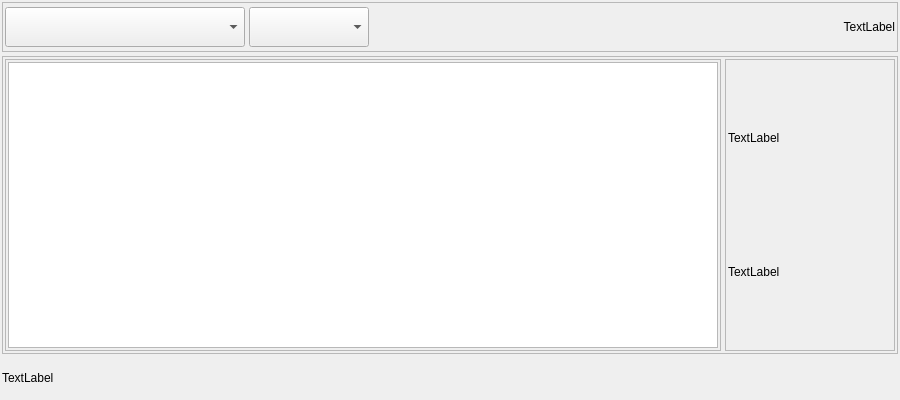
First picture: the form in Kute/art_Wiz/art_wiz.ui, repository abble/schtool, before the edit.
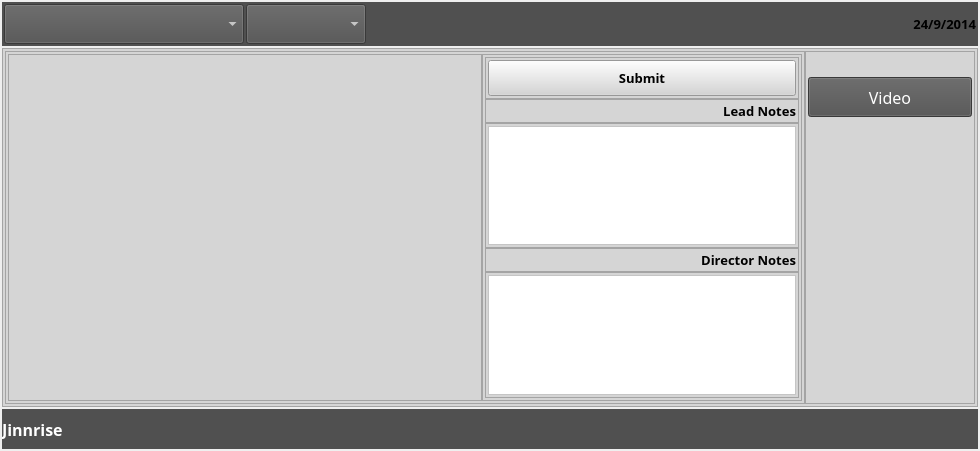
Second picture: the form after the edit. Icons and pictures are not drawn.

What changed in the file:
```diff
--- a/Kute/art_Wiz/art_wiz.ui
+++ b/Kute/art_Wiz/art_wiz.ui
@@ -6,8 +6,8 @@
    <rect>
     <x>0</x>
     <y>0</y>
-    <width>900</width>
-    <height>400</height>
+    <width>980</width>
+    <height>451</height>
    </rect>
   </property>
   <property name="windowTitle">
@@ -15,7 +15,7 @@
   </property>
   <layout class="QVBoxLayout" name="verticalLayout">
    <property name="spacing">
-    <number>4</number>
+    <number>2</number>
    </property>
    <property name="leftMargin">
     <number>2</number>
@@ -34,24 +34,27 @@
      <property name="minimumSize">
       <size>
        <width>0</width>
-       <height>50</height>
+       <height>0</height>
       </size>
      </property>
      <property name="maximumSize">
       <size>
        <width>16777215</width>
-       <height>50</height>
+       <height>16777215</height>
       </size>
      </property>
+     <property name="styleSheet">
+      <string notr="true">background-color: rgb(80, 80, 80);</string>
+     </property>
      <property name="frameShape">
-      <enum>QFrame::StyledPanel</enum>
+      <enum>QFrame::NoFrame</enum>
      </property>
      <property name="frameShadow">
-      <enum>QFrame::Raised</enum>
+      <enum>QFrame::Sunken</enum>
      </property>
      <layout class="QHBoxLayout" name="horizontalLayout">
       <property name="spacing">
-       <number>4</number>
+       <number>2</number>
       </property>
       <property name="leftMargin">
        <number>2</number>
@@ -69,7 +72,7 @@
        <widget class="QComboBox" name="comboBox_2">
         <property name="minimumSize">
          <size>
-          <width>240</width>
+          <width>60</width>
           <height>40</height>
          </size>
         </property>
@@ -79,6 +82,17 @@
           <height>16777215</height>
          </size>
         </property>
+        <property name="font">
+         <font>
+          <family>Trebuchet MS</family>
+          <pointsize>12</pointsize>
+          <weight>50</weight>
+          <bold>false</bold>
+         </font>
+        </property>
+        <property name="styleSheet">
+         <string notr="true">color: rgb(255, 255, 255);</string>
+        </property>
        </widget>
       </item>
       <item>
@@ -95,6 +109,17 @@
           <height>16777215</height>
          </size>
         </property>
+        <property name="font">
+         <font>
+          <family>Trebuchet MS</family>
+          <pointsize>12</pointsize>
+          <weight>50</weight>
+          <bold>false</bold>
+         </font>
+        </property>
+        <property name="styleSheet">
+         <string notr="true">color: rgb(255, 255, 255);</string>
+        </property>
        </widget>
       </item>
       <item>
@@ -105,8 +130,16 @@
           <height>40</height>
          </size>
         </property>
+        <property name="font">
+         <font>
+          <family>Trebuchet MS</family>
+          <pointsize>10</pointsize>
+          <weight>75</weight>
+          <bold>true</bold>
+         </font>
+        </property>
         <property name="text">
-         <string>TextLabel</string>
+         <string>24/9/2014</string>
         </property>
         <property name="alignment">
          <set>Qt::AlignRight|Qt::AlignTrailing|Qt::AlignVCenter</set>
@@ -117,7 +150,10 @@
     </widget>
    </item>
    <item>
-    <widget class="QFrame" name="frame_2">
+    <widget class="QFrame" name="mainLayout">
+     <property name="styleSheet">
+      <string notr="true">background-color: rgb(213, 213, 213);</string>
+     </property>
      <property name="frameShape">
       <enum>QFrame::StyledPanel</enum>
      </property>
@@ -126,7 +162,7 @@
      </property>
      <layout class="QHBoxLayout" name="horizontalLayout_2">
       <property name="spacing">
-       <number>4</number>
+       <number>0</number>
       </property>
       <property name="leftMargin">
        <number>2</number>
@@ -148,9 +184,9 @@
         <property name="frameShadow">
          <enum>QFrame::Raised</enum>
         </property>
-        <layout class="QVBoxLayout" name="verticalLayout_3">
+        <layout class="QHBoxLayout" name="horizontalLayout_4">
          <property name="spacing">
-          <number>4</number>
+          <number>0</number>
          </property>
          <property name="leftMargin">
           <number>2</number>
@@ -165,7 +201,352 @@
           <number>2</number>
          </property>
          <item>
-          <widget class="QTableView" name="tableView"/>
+          <widget class="QTableView" name="tabv">
+           <property name="editTriggers">
+            <set>QAbstractItemView::DoubleClicked</set>
+           </property>
+           <property name="alternatingRowColors">
+            <bool>true</bool>
+           </property>
+           <property name="selectionBehavior">
+            <enum>QAbstractItemView::SelectRows</enum>
+           </property>
+           <property name="sortingEnabled">
+            <bool>true</bool>
+           </property>
+           <attribute name="horizontalHeaderCascadingSectionResizes">
+            <bool>true</bool>
+           </attribute>
+           <attribute name="verticalHeaderCascadingSectionResizes">
+            <bool>true</bool>
+           </attribute>
+          </widget>
+         </item>
+         <item>
+          <widget class="QFrame" name="detLayout">
+           <property name="minimumSize">
+            <size>
+             <width>320</width>
+             <height>0</height>
+            </size>
+           </property>
+           <property name="maximumSize">
+            <size>
+             <width>320</width>
+             <height>16777215</height>
+            </size>
+           </property>
+           <property name="frameShape">
+            <enum>QFrame::StyledPanel</enum>
+           </property>
+           <property name="frameShadow">
+            <enum>QFrame::Raised</enum>
+           </property>
+           <layout class="QVBoxLayout" name="verticalLayout_3">
+            <property name="spacing">
+             <number>0</number>
+            </property>
+            <property name="leftMargin">
+             <number>2</number>
+            </property>
+            <property name="topMargin">
+             <number>2</number>
+            </property>
+            <property name="rightMargin">
+             <number>2</number>
+            </property>
+            <property name="bottomMargin">
+             <number>2</number>
+            </property>
+            <item>
+             <widget class="QFrame" name="dtlnLayout">
+              <property name="frameShape">
+               <enum>QFrame::StyledPanel</enum>
+              </property>
+              <property name="frameShadow">
+               <enum>QFrame::Raised</enum>
+              </property>
+              <layout class="QVBoxLayout" name="verticalLayout_4">
+               <property name="spacing">
+                <number>2</number>
+               </property>
+               <property name="leftMargin">
+                <number>2</number>
+               </property>
+               <property name="topMargin">
+                <number>2</number>
+               </property>
+               <property name="rightMargin">
+                <number>2</number>
+               </property>
+               <property name="bottomMargin">
+                <number>2</number>
+               </property>
+               <item>
+                <widget class="QPushButton" name="subbut">
+                 <property name="minimumSize">
+                  <size>
+                   <width>0</width>
+                   <height>36</height>
+                  </size>
+                 </property>
+                 <property name="maximumSize">
+                  <size>
+                   <width>16777215</width>
+                   <height>36</height>
+                  </size>
+                 </property>
+                 <property name="font">
+                  <font>
+                   <family>Trebuchet MS</family>
+                   <pointsize>10</pointsize>
+                   <weight>75</weight>
+                   <bold>true</bold>
+                  </font>
+                 </property>
+                 <property name="text">
+                  <string>Submit</string>
+                 </property>
+                </widget>
+               </item>
+              </layout>
+             </widget>
+            </item>
+            <item>
+             <widget class="QFrame" name="lLayout">
+              <property name="frameShape">
+               <enum>QFrame::StyledPanel</enum>
+              </property>
+              <property name="frameShadow">
+               <enum>QFrame::Raised</enum>
+              </property>
+              <layout class="QHBoxLayout" name="horizontalLayout_8">
+               <property name="spacing">
+                <number>4</number>
+               </property>
+               <property name="leftMargin">
+                <number>2</number>
+               </property>
+               <property name="topMargin">
+                <number>2</number>
+               </property>
+               <property name="rightMargin">
+                <number>2</number>
+               </property>
+               <property name="bottomMargin">
+                <number>2</number>
+               </property>
+               <item>
+                <widget class="QLabel" name="lcuren">
+                 <property name="font">
+                  <font>
+                   <family>Trebuchet MS</family>
+                   <pointsize>10</pointsize>
+                   <weight>75</weight>
+                   <bold>true</bold>
+                  </font>
+                 </property>
+                 <property name="text">
+                  <string/>
+                 </property>
+                 <property name="alignment">
+                  <set>Qt::AlignBottom|Qt::AlignLeading|Qt::AlignLeft</set>
+                 </property>
+                </widget>
+               </item>
+               <item>
+                <widget class="QLabel" name="lclab">
+                 <property name="maximumSize">
+                  <size>
+                   <width>16777215</width>
+                   <height>20</height>
+                  </size>
+                 </property>
+                 <property name="font">
+                  <font>
+                   <family>Trebuchet MS</family>
+                   <pointsize>10</pointsize>
+                   <weight>75</weight>
+                   <bold>true</bold>
+                  </font>
+                 </property>
+                 <property name="text">
+                  <string>Lead Notes</string>
+                 </property>
+                 <property name="alignment">
+                  <set>Qt::AlignBottom|Qt::AlignRight|Qt::AlignTrailing</set>
+                 </property>
+                </widget>
+               </item>
+              </layout>
+             </widget>
+            </item>
+            <item>
+             <widget class="QFrame" name="lcLayout">
+              <property name="minimumSize">
+               <size>
+                <width>0</width>
+                <height>100</height>
+               </size>
+              </property>
+              <property name="maximumSize">
+               <size>
+                <width>16777215</width>
+                <height>16777215</height>
+               </size>
+              </property>
+              <property name="frameShape">
+               <enum>QFrame::StyledPanel</enum>
+              </property>
+              <property name="frameShadow">
+               <enum>QFrame::Raised</enum>
+              </property>
+              <layout class="QHBoxLayout" name="horizontalLayout_7">
+               <property name="spacing">
+                <number>2</number>
+               </property>
+               <property name="leftMargin">
+                <number>2</number>
+               </property>
+               <property name="topMargin">
+                <number>2</number>
+               </property>
+               <property name="rightMargin">
+                <number>2</number>
+               </property>
+               <property name="bottomMargin">
+                <number>2</number>
+               </property>
+               <item>
+                <widget class="QPlainTextEdit" name="lcCom">
+                 <property name="styleSheet">
+                  <string notr="true">background-color: rgb(255, 255, 255);</string>
+                 </property>
+                 <property name="readOnly">
+                  <bool>true</bool>
+                 </property>
+                </widget>
+               </item>
+              </layout>
+             </widget>
+            </item>
+            <item>
+             <widget class="QFrame" name="dnLayout">
+              <property name="frameShape">
+               <enum>QFrame::StyledPanel</enum>
+              </property>
+              <property name="frameShadow">
+               <enum>QFrame::Raised</enum>
+              </property>
+              <layout class="QHBoxLayout" name="horizontalLayout_3">
+               <property name="spacing">
+                <number>2</number>
+               </property>
+               <property name="leftMargin">
+                <number>2</number>
+               </property>
+               <property name="topMargin">
+                <number>2</number>
+               </property>
+               <property name="rightMargin">
+                <number>2</number>
+               </property>
+               <property name="bottomMargin">
+                <number>2</number>
+               </property>
+               <item>
+                <widget class="QLabel" name="dcuren">
+                 <property name="font">
+                  <font>
+                   <family>Trebuchet MS</family>
+                   <pointsize>10</pointsize>
+                   <weight>75</weight>
+                   <bold>true</bold>
+                  </font>
+                 </property>
+                 <property name="text">
+                  <string/>
+                 </property>
+                 <property name="alignment">
+                  <set>Qt::AlignBottom|Qt::AlignLeading|Qt::AlignLeft</set>
+                 </property>
+                </widget>
+               </item>
+               <item>
+                <widget class="QLabel" name="dclab">
+                 <property name="maximumSize">
+                  <size>
+                   <width>16777215</width>
+                   <height>20</height>
+                  </size>
+                 </property>
+                 <property name="font">
+                  <font>
+                   <family>Trebuchet MS</family>
+                   <pointsize>10</pointsize>
+                   <weight>75</weight>
+                   <bold>true</bold>
+                  </font>
+                 </property>
+                 <property name="text">
+                  <string>Director Notes</string>
+                 </property>
+                 <property name="alignment">
+                  <set>Qt::AlignBottom|Qt::AlignRight|Qt::AlignTrailing</set>
+                 </property>
+                </widget>
+               </item>
+              </layout>
+              <zorder>dclab</zorder>
+              <zorder>dcuren</zorder>
+             </widget>
+            </item>
+            <item>
+             <widget class="QFrame" name="dcLayout">
+              <property name="maximumSize">
+               <size>
+                <width>16777215</width>
+                <height>16777215</height>
+               </size>
+              </property>
+              <property name="frameShape">
+               <enum>QFrame::StyledPanel</enum>
+              </property>
+              <property name="frameShadow">
+               <enum>QFrame::Raised</enum>
+              </property>
+              <layout class="QHBoxLayout" name="horizontalLayout_6">
+               <property name="spacing">
+                <number>2</number>
+               </property>
+               <property name="leftMargin">
+                <number>2</number>
+               </property>
+               <property name="topMargin">
+                <number>2</number>
+               </property>
+               <property name="rightMargin">
+                <number>2</number>
+               </property>
+               <property name="bottomMargin">
+                <number>2</number>
+               </property>
+               <item>
+                <widget class="QPlainTextEdit" name="dcCom">
+                 <property name="styleSheet">
+                  <string notr="true">
+background-color: rgb(255, 255, 255);</string>
+                 </property>
+                 <property name="readOnly">
+                  <bool>true</bool>
+                 </property>
+                </widget>
+               </item>
+              </layout>
+             </widget>
+            </item>
+           </layout>
+          </widget>
          </item>
         </layout>
        </widget>
@@ -179,6 +560,9 @@
          <enum>QFrame::Raised</enum>
         </property>
         <layout class="QVBoxLayout" name="verticalLayout_2">
+         <property name="spacing">
+          <number>2</number>
+         </property>
          <property name="leftMargin">
           <number>2</number>
          </property>
@@ -192,9 +576,40 @@
           <number>2</number>
          </property>
          <item>
-          <widget class="QLabel" name="label_4">
+          <widget class="QPushButton" name="videobut">
            <property name="minimumSize">
             <size>
+             <width>0</width>
+             <height>38</height>
+            </size>
+           </property>
+           <property name="maximumSize">
+            <size>
+             <width>2000</width>
+             <height>40</height>
+            </size>
+           </property>
+           <property name="font">
+            <font>
+             <family>Trebuchet MS</family>
+             <pointsize>12</pointsize>
+             <weight>50</weight>
+             <bold>false</bold>
+            </font>
+           </property>
+           <property name="styleSheet">
+            <string notr="true">background-color: rgb(80, 80, 80);
+color: rgb(255, 255, 255);</string>
+           </property>
+           <property name="text">
+            <string>Video</string>
+           </property>
+          </widget>
+         </item>
+         <item>
+          <widget class="QLabel" name="prevlab">
+           <property name="minimumSize">
+            <size>
              <width>164</width>
              <height>105</height>
             </size>
@@ -206,7 +621,7 @@
             </size>
            </property>
            <property name="text">
-            <string>TextLabel</string>
+            <string/>
            </property>
           </widget>
          </item>
@@ -225,7 +640,10 @@
             </size>
            </property>
            <property name="text">
-            <string>TextLabel</string>
+            <string/>
+           </property>
+           <property name="pixmap">
+            <pixmap>S:/intelture/Pipeline/noPreview.png</pixmap>
            </property>
           </widget>
          </item>
@@ -249,8 +667,20 @@
        <height>40</height>
       </size>
      </property>
+     <property name="font">
+      <font>
+       <family>Trebuchet MS</family>
+       <pointsize>12</pointsize>
+       <weight>75</weight>
+       <bold>true</bold>
+      </font>
+     </property>
+     <property name="styleSheet">
+      <string notr="true">background-color: rgb(80, 80, 80);
+color: rgb(255, 255, 255);</string>
+     </property>
      <property name="text">
-      <string>TextLabel</string>
+      <string>Jinnrise</string>
      </property>
     </widget>
    </item>
```
Left out of the diff: 19 changed lines with no effect on the pictures.
